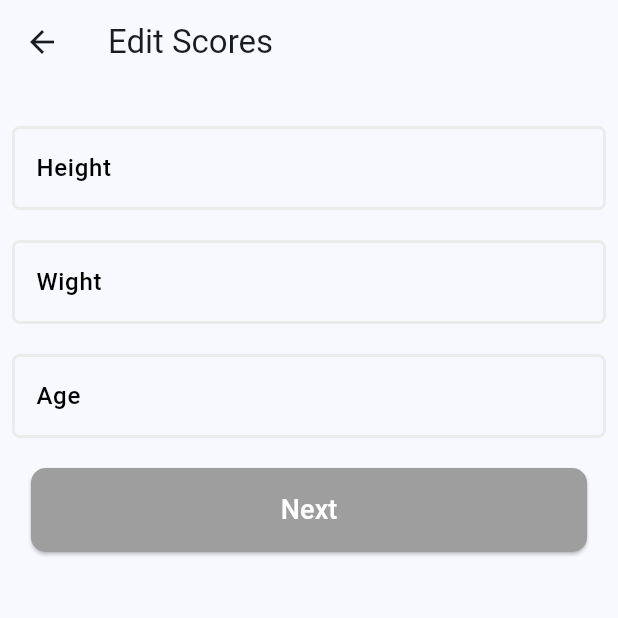
After one commit to EslamFares/BMI_Calculator, a Flutter app: the EditScoresView screen opened directly, on a phone screen of 412 x 824 dp, the top half of it. The commit adds this screen. Run offline on Flutter 3.47's test engine with Material 3 defaults, Android fonts, the light colour scheme and no system bars; our stand-ins replace awesome_snackbar_content, bloc, cloud_firestore, firebase_auth, firebase_core, flutter_bloc; accounts and stored records are empty.

Commit message:
edit & delete done ✅

```diff
--- a/lib/features/bmi_scores/cubit/bmi_scores_cubit.dart
+++ b/lib/features/bmi_scores/cubit/bmi_scores_cubit.dart
@@ -1,5 +1,6 @@
 import 'package:bmi/core/functions/get_data_pagenation.dart';
 import 'package:bmi/features/bmi_scores/cubit/bmi_scores_state.dart';
+import 'package:bmi/features/bmi_scores/model/bmi_score_model.dart';
 import 'package:cloud_firestore/cloud_firestore.dart';
 import 'package:flutter/material.dart';
 import 'package:flutter_bloc/flutter_bloc.dart';
@@ -34,9 +35,54 @@ class BmiScoresCubit extends Cubit<BmiScoresState> {
   }
 
   //==============update================
-  Future<void> updateScore(id, Map<String, String> data) async {
-    final collection = FirebaseFirestore.instance.collection('bmi');
-    collection.doc(id).update(data);
+  TextEditingController heightEdit = TextEditingController();
+  TextEditingController wightEdit = TextEditingController();
+  TextEditingController ageEdit = TextEditingController();
+  GlobalKey<FormState> formEditKey = GlobalKey();
+  late BmiScresModel currentmodel;
+  late String bmiScoreID;
+  bool haveUpdate = false;
+
+  fetchOldData(BmiScresModel model, String id) {
+    currentmodel = model;
+    bmiScoreID = id;
+    heightEdit.text = model.height.toString();
+    wightEdit.text = model.wight.toString();
+    ageEdit.text = model.age.toString();
+    emit(BmiScoresOldDataState());
+  }
+
+  void checkNewupdate() {
+    if (heightEdit.text != currentmodel.height.toString() ||
+        wightEdit.text != currentmodel.wight.toString() ||
+        ageEdit.text != currentmodel.age.toString()) {
+      haveUpdate = true;
+      emit(BmiScoresEditState());
+    } else {
+      haveUpdate = false;
+      emit(BmiScoresEditState());
+    }
+  }
+
+  Future<void> updateScore() async {
+    if (haveUpdate && formEditKey.currentState!.validate()) {
+      final collection = FirebaseFirestore.instance.collection('bmi');
+      String newBmi = (double.parse(wightEdit.text) /
+              ((double.parse(heightEdit.text) / 100) *
+                  (double.parse(heightEdit.text) / 100)))
+          .toString();
+      await collection.doc(bmiScoreID).update(BmiScresModel(
+              height: heightEdit.text,
+              wight: wightEdit.text,
+              age: ageEdit.text,
+              bmi: newBmi,
+              time: currentmodel.time)
+          .toMap());
+
+      emit(BmiUpdateState());
+    } else {
+      debugPrint('no new data');
+    }
   }
 
 //------------------------------
--- a/lib/features/bmi_scores/cubit/bmi_scores_state.dart
+++ b/lib/features/bmi_scores/cubit/bmi_scores_state.dart
@@ -1,3 +1,9 @@
 abstract class BmiScoresState {}
 
 final class BmiScoresInitial extends BmiScoresState {}
+
+final class BmiScoresOldDataState extends BmiScoresState {}
+
+final class BmiScoresEditState extends BmiScoresState {}
+
+final class BmiUpdateState extends BmiScoresState {}
--- /dev/null
+++ b/lib/features/bmi_scores/pesentation/views/widgets/edit_scores_view.dart
@@ -0,0 +1,68 @@
+import 'package:bmi/core/utils/navigate_extensions.dart';
+import 'package:bmi/core/utils/spacing_extensions.dart';
+import 'package:bmi/core/widgets/custom_btn.dart';
+import 'package:bmi/core/widgets/global_text_form.dart';
+import 'package:bmi/features/bmi_scores/cubit/bmi_scores_cubit.dart';
+import 'package:bmi/features/bmi_scores/cubit/bmi_scores_state.dart';
+import 'package:bmi/features/home/presention/views/widgets/bmi_cal_form.dart';
+import 'package:flutter/material.dart';
+import 'package:flutter_bloc/flutter_bloc.dart';
+
+class EditScoresView extends StatelessWidget {
+  const EditScoresView({super.key});
+
+  @override
+  Widget build(BuildContext context) {
+    return Scaffold(
+      appBar: AppBar(
+        title: const Text('Edit Scores'),
+      ),
+      body: BlocBuilder<BmiScoresCubit, BmiScoresState>(
+        builder: (context, state) {
+          BmiScoresCubit cubit = BmiScoresCubit.get(context);
+          return Padding(
+            padding: const EdgeInsets.all(8.0),
+            child: Form(
+              key: cubit.formEditKey,
+              child: Column(
+                children: [
+                  GlobalTextForm(
+                    textController: cubit.heightEdit,
+                    hintText: "180 cm ",
+                    labelText: 'Height',
+                    keyBordType: TextInputType.number,
+                    moreValidation: () => validValue(cubit.heightEdit, 20, 250),
+                    onchange: (v) => cubit.checkNewupdate(),
+                  ),
+                  GlobalTextForm(
+                    textController: cubit.wightEdit,
+                    hintText: "75 kg",
+                    labelText: 'Wight',
+                    keyBordType: TextInputType.number,
+                    moreValidation: () => validValue(cubit.wightEdit, 1, 500),
+                    onchange: (v) => cubit.checkNewupdate(),
+                  ),
+                  GlobalTextForm(
+                    textController: cubit.ageEdit,
+                    hintText: "22",
+                    labelText: 'Age',
+                    keyBordType: TextInputType.number,
+                    moreValidation: () => validValue(cubit.ageEdit, 1, 120),
+                    onchange: (v) => cubit.checkNewupdate(),
+                  ),
+                  verticalSpace(20),
+                  CustomBtn(
+                    onTap: () =>
+                        cubit.updateScore().then((value) => context.pop()),
+                    color: !cubit.haveUpdate ? Colors.grey : Colors.red,
+                  ),
+                  verticalSpace(20),
+                ],
+              ),
+            ),
+          );
+        },
+      ),
+    );
+  }
+}
```
Also changed, not shown: lib/features/bmi_scores/pesentation/views/widgets/bmi_scores_body.dart (+25 -10 lines).
